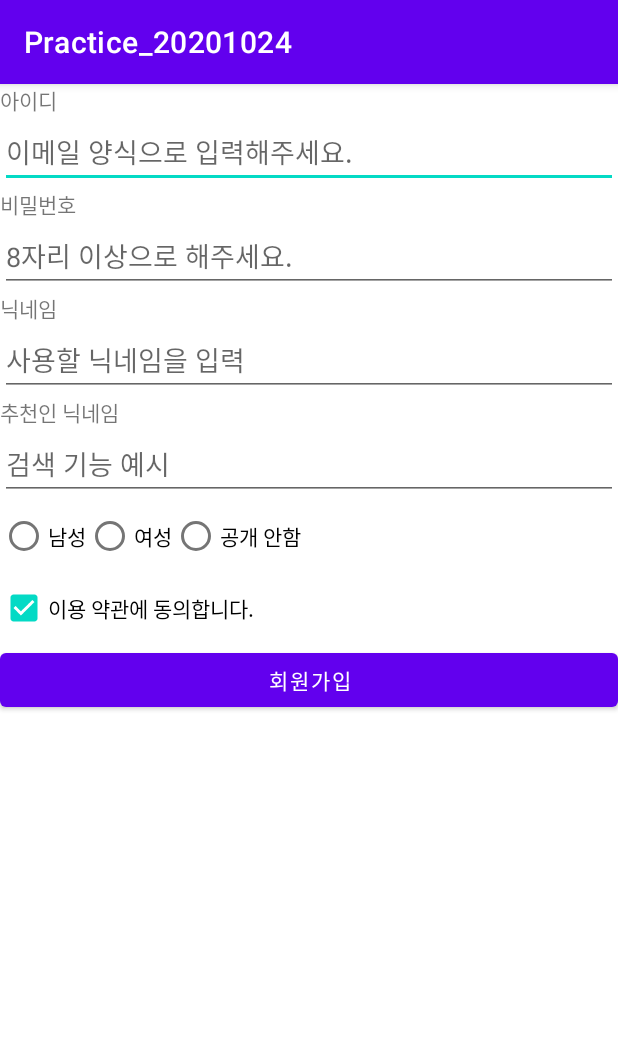
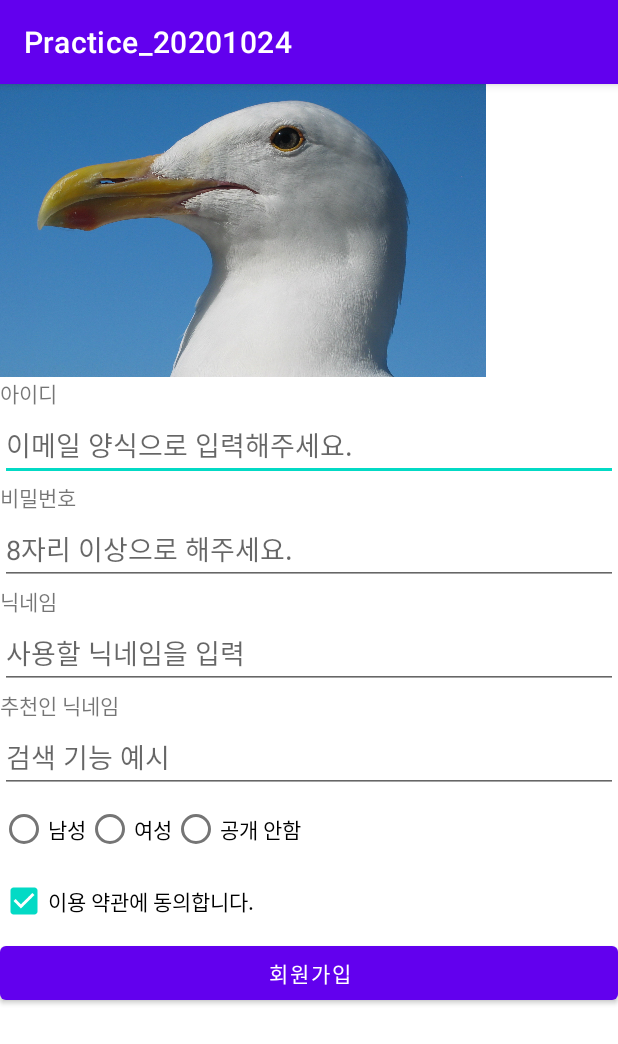
Before and after one commit to KIMHAUN/Practice_20201024, an Android app: the screen it shows after launch (MainActivity), on a phone screen of 412 x 824 dp. Shown: the top 1044 px of the screen. Run offline under Robolectric (Android 15) with nearby library versions, the phone set to English and light mode, and no system bars.

Commit message:
이미지뷰 사용 예시 + 그림 파일 추가

```diff
--- a/app/src/main/res/layout/activity_main.xml
+++ b/app/src/main/res/layout/activity_main.xml
@@ -6,6 +6,13 @@
     android:layout_height="match_parent"
     android:orientation="vertical"
     tools:context=".MainActivity">
+
+    <ImageView
+        android:layout_width="324dp"
+        android:layout_height="195dp"
+        android:scaleType="centerCrop"
+        android:src="@drawable/seagull" />
+
     <TextView
         android:layout_width="wrap_content"
         android:layout_height="wrap_content"
```
Also changed, not shown: app/src/main/res/drawable/seagull.jpg (added).
